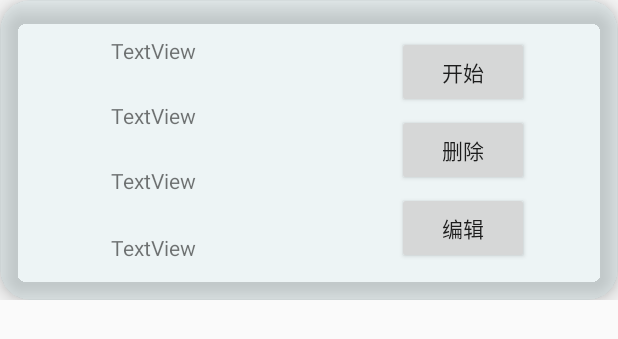
After one commit to lazystitan/Interval-Timer, an Android app: the layout fragment_task_cardview.xml on its own in the app's theme, with its tools: preview values and no code run, on a phone screen of 412 x 824 dp. The commit adds this screen. Shown: the top 339 px of the screen. Run offline under Robolectric (Android 15) with nearby library versions, the phone set to English and light mode, and no system bars.

Commit message:
添加了数据库，新建了任务类和活动类，以及一个任务的cardview。

```diff
--- a/app/build.gradle
+++ b/app/build.gradle
@@ -22,7 +22,10 @@ dependencies {
     implementation fileTree(dir: 'libs', include: ['*.jar'])
     implementation 'com.android.support:appcompat-v7:28.0.0'
     implementation 'com.android.support.constraint:constraint-layout:1.1.3'
+    implementation 'com.android.support:support-v4:28.0.0'
     testImplementation 'junit:junit:4.12'
     androidTestImplementation 'com.android.support.test:runner:1.0.2'
     androidTestImplementation 'com.android.support.test.espresso:espresso-core:3.0.2'
+    implementation 'com.android.support:recyclerview-v7:28.0.0'
+    implementation 'com.android.support:cardview-v7:28.0.0'
 }
--- /dev/null
+++ b/app/src/main/res/layout/fragment_task_cardview.xml
@@ -0,0 +1,116 @@
+<?xml version="1.0" encoding="utf-8"?>
+<FrameLayout xmlns:android="http://schemas.android.com/apk/res/android"
+    xmlns:tools="http://schemas.android.com/tools"
+    android:layout_width="match_parent"
+    android:layout_height="200dp"
+    xmlns:app="http://schemas.android.com/apk/res-auto"
+    tools:context=".TaskCardview">
+
+    <android.support.v7.widget.CardView
+        android:layout_width="match_parent"
+        android:layout_height="match_parent"
+        app:cardBackgroundColor="#113DA9B3"
+        app:cardCornerRadius="20dp"
+        app:cardElevation="10dp">
+
+        <android.support.constraint.ConstraintLayout
+            android:layout_width="match_parent"
+            android:layout_height="match_parent">
+
+            <TextView
+                android:id="@+id/task_name"
+                android:layout_width="wrap_content"
+                android:layout_height="wrap_content"
+                android:layout_marginStart="8dp"
+                android:layout_marginTop="24dp"
+                android:layout_marginEnd="8dp"
+                android:text="TextView"
+                app:layout_constraintEnd_toStartOf="@+id/guideline3"
+                app:layout_constraintStart_toStartOf="parent"
+                app:layout_constraintTop_toTopOf="parent" />
+
+            <TextView
+                android:id="@+id/circulation_number"
+                android:layout_width="wrap_content"
+                android:layout_height="wrap_content"
+                android:layout_marginStart="8dp"
+                android:layout_marginTop="24dp"
+                android:layout_marginEnd="8dp"
+                android:text="TextView"
+                app:layout_constraintEnd_toStartOf="@+id/guideline3"
+                app:layout_constraintStart_toStartOf="parent"
+                app:layout_constraintTop_toBottomOf="@+id/task_name" />
+
+            <TextView
+                android:id="@+id/contained_activites"
+                android:layout_width="wrap_content"
+                android:layout_height="wrap_content"
+                android:layout_marginStart="8dp"
+                android:layout_marginTop="24dp"
+                android:layout_marginEnd="8dp"
+                android:text="TextView"
+                app:layout_constraintEnd_toStartOf="@+id/guideline3"
+                app:layout_constraintStart_toStartOf="parent"
+                app:layout_constraintTop_toBottomOf="@+id/circulation_number" />
+
+            <TextView
+                android:id="@+id/total_time"
+                android:layout_width="wrap_content"
+                android:layout_height="wrap_content"
+                android:layout_marginStart="8dp"
+                android:layout_marginTop="24dp"
+                android:layout_marginEnd="8dp"
+                android:layout_marginBottom="24dp"
+                android:text="TextView"
+                app:layout_constraintBottom_toBottomOf="parent"
+                app:layout_constraintEnd_toStartOf="@+id/guideline3"
+                app:layout_constraintStart_toStartOf="parent"
+                app:layout_constraintTop_toBottomOf="@+id/contained_activites" />
+
+            <Button
+                android:id="@+id/edit"
+                android:layout_width="wrap_content"
+                android:layout_height="wrap_content"
+                android:layout_marginStart="8dp"
+                android:layout_marginEnd="8dp"
+                android:layout_marginBottom="24dp"
+                android:text="编辑"
+                app:layout_constraintBottom_toBottomOf="parent"
+                app:layout_constraintEnd_toEndOf="parent"
+                app:layout_constraintStart_toStartOf="@+id/guideline3" />
+
+            <Button
+                android:id="@+id/delete"
+                android:layout_width="wrap_content"
+                android:layout_height="wrap_content"
+                android:layout_marginStart="8dp"
+                android:layout_marginTop="8dp"
+                android:layout_marginEnd="8dp"
+                android:layout_marginBottom="8dp"
+                android:text="删除"
+                app:layout_constraintBottom_toTopOf="@+id/edit"
+                app:layout_constraintEnd_toEndOf="parent"
+                app:layout_constraintStart_toStartOf="@+id/guideline3"
+                app:layout_constraintTop_toBottomOf="@+id/start" />
+
+            <Button
+                android:id="@+id/start"
+                android:layout_width="wrap_content"
+                android:layout_height="wrap_content"
+                android:layout_marginStart="8dp"
+                android:layout_marginTop="24dp"
+                android:layout_marginEnd="8dp"
+                android:text="开始"
+                app:layout_constraintEnd_toEndOf="parent"
+                app:layout_constraintStart_toStartOf="@+id/guideline3"
+                app:layout_constraintTop_toTopOf="parent" />
+
+            <android.support.constraint.Guideline
+                android:id="@+id/guideline3"
+                android:layout_width="wrap_content"
+                android:layout_height="wrap_content"
+                android:orientation="vertical"
+                app:layout_constraintGuide_begin="205dp" />
+        </android.support.constraint.ConstraintLayout>
+    </android.support.v7.widget.CardView>
+</FrameLayout>
--- a/app/src/main/res/values/strings.xml
+++ b/app/src/main/res/values/strings.xml
@@ -1,3 +1,6 @@
 <resources>
     <string name="app_name">Interval-Timer</string>
+
+    <!-- TODO: Remove or change this placeholder text -->
+    <string name="hello_blank_fragment">Hello blank fragment</string>
 </resources>
```
Also changed, not shown: app/src/main/java/com/riton/interval_timer/DbHelper.java (added, +53 -0 lines), app/src/main/java/com/riton/interval_timer/MyActivity.java (added, +76 -0 lines), app/src/main/java/com/riton/interval_timer/Task.java (added, +166 -0 lines), app/src/main/java/com/riton/interval_timer/TaskCardview.java (added, +108 -0 lines), app/src/main/res/layout/activity_main.xml (+8 -7 lines).
